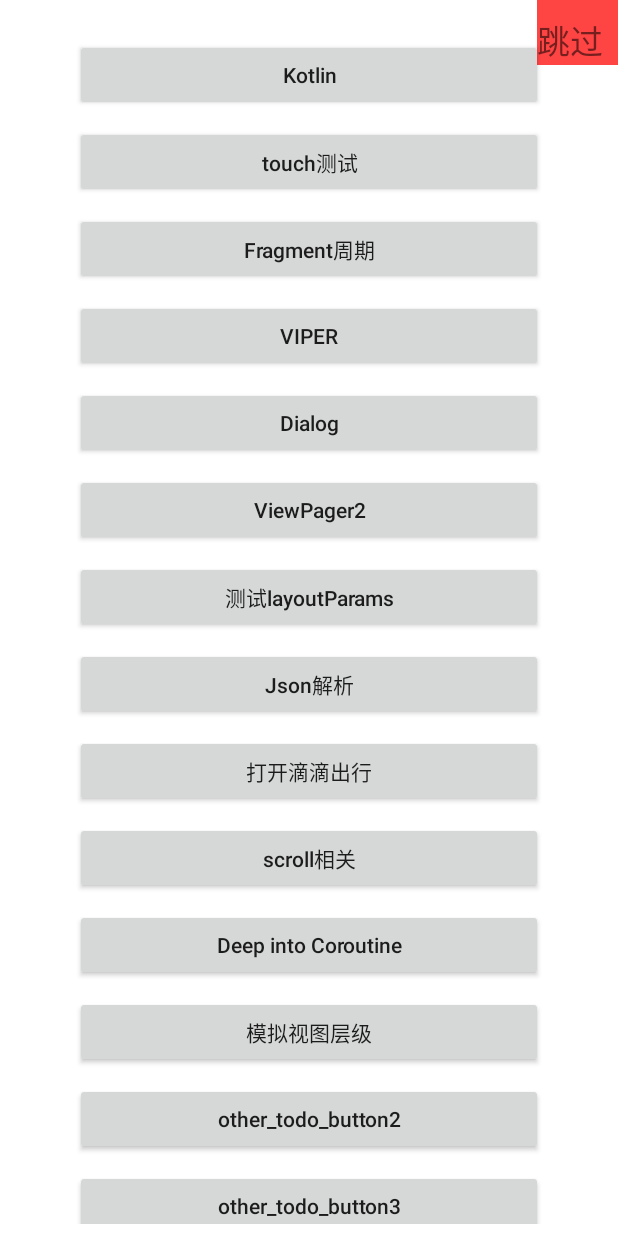
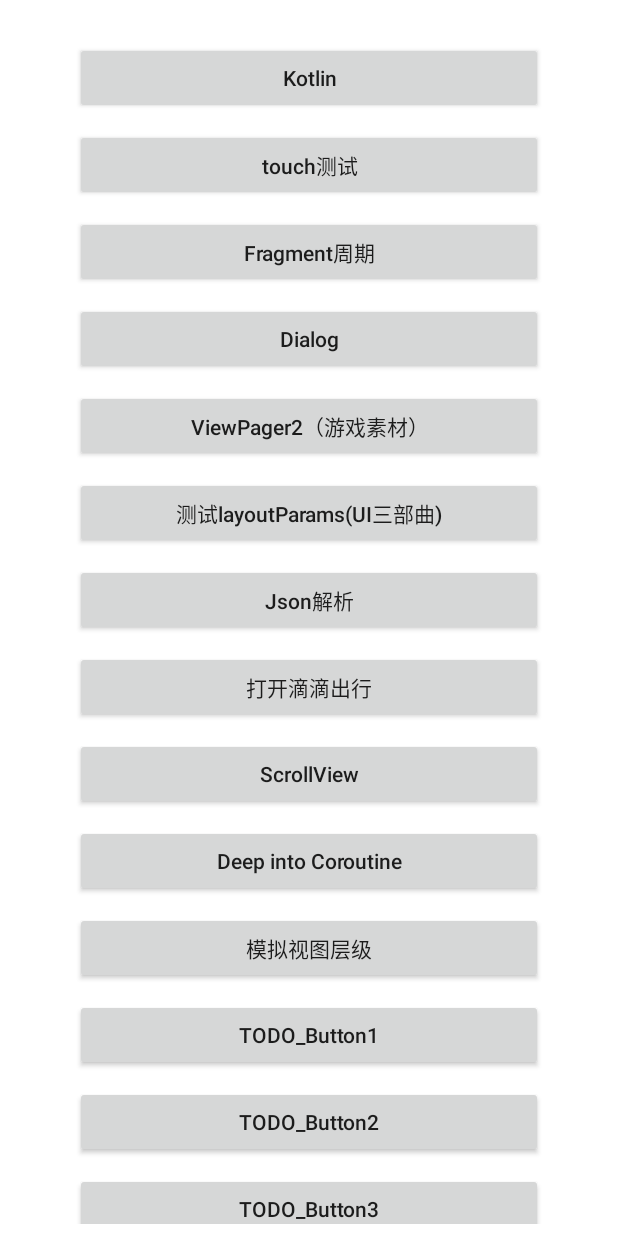
Before and after one commit to bearray123/EnjoyFrament, an Android app: the screen it shows after launch (MainActivity), on a phone screen of 412 x 824 dp. Run offline under Robolectric (Android 15) with nearby library versions, the phone set to English and light mode, and no system bars; our stand-ins replace Dagger/Hilt's generated code.

Commit message:
ScrollView

```diff
--- a/app/src/main/AndroidManifest.xml
+++ b/app/src/main/AndroidManifest.xml
@@ -52,7 +52,7 @@
         android:name=".jsonparser.TestJsonParserActivity"
         android:theme="@style/Theme.EnjoyFrament.NoActionBar" />
     <activity
-        android:name=".scroll.TestScrollActivity"
+        android:name=".scrollview.TestScrollActivity"
         android:theme="@style/Theme.EnjoyFrament.NoActionBar" />
     <activity
         android:name=".deeplink.DeepLinkActivity"
@@ -77,7 +77,6 @@
     <activity
         android:name=".didihierarchy.TestFragmentsHierarchyActivity"
         android:theme="@style/Theme.EnjoyFrament.NoActionBar" />
-
   </application>
 
 </manifest>
--- a/app/src/main/java/xyz/rh/enjoyfragment/MainActivity.java
+++ b/app/src/main/java/xyz/rh/enjoyfragment/MainActivity.java
@@ -17,9 +17,6 @@
 import androidx.lifecycle.LifecycleEventObserver;
 import androidx.lifecycle.LifecycleOwner;
 import javax.inject.Inject;
-import org.json.JSONArray;
-import org.json.JSONException;
-import org.json.JSONObject;
 import xyz.rh.common.KotlinExtensionKt;
 import xyz.rh.common.eventpublisher.BaseEventPublisher;
 import xyz.rh.enjoyfragment.coroutine.TestCoroutineActivity;
@@ -32,7 +29,7 @@
 import xyz.rh.enjoyfragment.jsonparser.TestJsonParserActivity;
 import xyz.rh.enjoyfragment.kotlin.KotlinMainActivity;
 import xyz.rh.enjoyfragment.layoutparams.TestLayoutParamsActivity;
-import xyz.rh.enjoyfragment.scroll.TestScrollActivity;
+import xyz.rh.enjoyfragment.scrollview.TestScrollActivity;
 import xyz.rh.enjoyfragment.touchevent.EnjoyTouchEventActivity;
 import xyz.rh.enjoyfragment.viewpager2.ViewPager2EntryActivity;
 
@@ -133,10 +130,7 @@
         _layoutBinding.testKotlin.setOnClickListener(this);
         _layoutBinding.testTouchEvent.setOnClickListener(this);
         _layoutBinding.testFragmentEntry.setOnClickListener(this);
-        _layoutBinding.mySkipBtn.setOnClickListener(this);
         //_layoutBinding.superAppShieldIcon.setOnClickListener(this);
-
-        _layoutBinding.testViper.setOnClickListener(this);
 
         _layoutBinding.testLayoutparams.setOnClickListener(this);
         _layoutBinding.testJsonParser.setOnClickListener(this);
@@ -174,11 +168,7 @@
             startActivity(new Intent(this, TestFragmentEntryActivity.class));
         } else if (v ==  _layoutBinding.testTouchEvent) {
             startActivity(new Intent(this, EnjoyTouchEventActivity.class));
-        } else if (v ==  _layoutBinding.testViper) {
         } else if (v ==  _layoutBinding.testLayoutparams) {
-            startActivity(new Intent(this, TestLayoutParamsActivity.class));
-        }
-        else if (v == _layoutBinding.mySkipBtn) {
             startActivity(new Intent(this, TestLayoutParamsActivity.class));
         }
         else if (v == _layoutBinding.testJsonParser) {
--- a/app/src/main/java/xyz/rh/enjoyfragment/layoutparams/TestLayoutParamsActivity.kt
+++ b/app/src/main/java/xyz/rh/enjoyfragment/layoutparams/TestLayoutParamsActivity.kt
@@ -336,7 +336,7 @@
     }
 
     // 测试viewTreeObserver
-    fun testViewTreeObserver() {
+    private fun testViewTreeObserver() {
         val tx =  findViewById<TextView>(R.id.test_tx)
 
         tx.viewTreeObserver.addOnGlobalLayoutListener {
--- a/app/src/main/java/xyz/rh/enjoyfragment/scroll/TestScrollActivity.kt
+++ b/app/src/main/java/xyz/rh/enjoyfragment/scrollview/TestScrollActivity.kt
@@ -1,4 +1,4 @@
-package xyz.rh.enjoyfragment.scroll
+package xyz.rh.enjoyfragment.scrollview
 
 import android.os.Build
 import android.os.Bundle
--- a/app/src/main/res/layout/main_activity_layout.xml
+++ b/app/src/main/res/layout/main_activity_layout.xml
@@ -5,35 +5,14 @@
     android:layout_width="match_parent"
     android:layout_height="match_parent"
     android:paddingBottom="8dp"
+    android:paddingTop="20dp"
     >
-  <!--轻启动：测试无障碍-->
-  <FrameLayout
-      android:id="@+id/left_top_container"
-      android:layout_width="wrap_content"
-      android:layout_height="wrap_content"
-      app:layout_constraintEnd_toEndOf="parent"
-      app:layout_constraintTop_toTopOf="parent"
-      android:background="@android:color/holo_red_light"
-    >
-    <TextView
-        android:id="@+id/my_skip_btn"
-        android:layout_width="wrap_content"
-        android:layout_height="wrap_content"
-        android:importantForAccessibility="no"
-        android:text="跳过"
-        android:textSize="22dp"
-        android:layout_marginLeft="5dp"
-        android:layout_marginRight="5dp"
-        android:layout_marginEnd="10dp"
-        android:layout_marginTop="10dp"
-        />
-  </FrameLayout>
 
   <ScrollView
       android:layout_width="match_parent"
-      android:layout_height="wrap_content"
+      android:layout_height="0dp"
       app:layout_constraintStart_toStartOf="parent"
-      app:layout_constraintTop_toBottomOf="@+id/left_top_container"
+      app:layout_constraintTop_toTopOf="parent"
       app:layout_constraintEnd_toEndOf="parent"
       app:layout_constraintBottom_toBottomOf="parent"
       android:layout_marginTop="8dp"
@@ -74,16 +53,6 @@
           android:text="Fragment周期"
           />
       <Button
-          android:id="@+id/test_viper"
-          android:textAllCaps="false"
-          android:layout_width="match_parent"
-          android:layout_height="wrap_content"
-          android:layout_marginLeft="50dp"
-          android:layout_marginRight="50dp"
-          android:layout_marginTop="10dp"
-          android:text="VIPER"
-          />
-      <Button
           android:id="@+id/test_dialog"
           android:textAllCaps="false"
           android:layout_width="match_parent"
@@ -104,7 +73,7 @@
           android:layout_marginRight="50dp"
           android:layout_marginTop="10dp"
           android:onClick="onViewPager2Clicked"
-          android:text="ViewPager2"
+          android:text="ViewPager2（游戏素材）"
           tools:ignore="UsingOnClickInXml"
           />
       <Button
@@ -115,7 +84,7 @@
           android:layout_marginLeft="50dp"
           android:layout_marginRight="50dp"
           android:layout_marginTop="10dp"
-          android:text="测试layoutParams"
+          android:text="测试layoutParams(UI三部曲)"
           />
       <Button
           android:id="@+id/test_json_parser"
@@ -145,7 +114,7 @@
           android:layout_marginLeft="50dp"
           android:layout_marginRight="50dp"
           android:layout_marginTop="10dp"
-          android:text="scroll相关"
+          android:text="ScrollView"
           />
       <Button
           android:id="@+id/open_coroutine_test_page"
@@ -175,7 +144,7 @@
           android:layout_marginLeft="50dp"
           android:layout_marginRight="50dp"
           android:layout_marginTop="10dp"
-          android:text="other_todo_button2"
+          android:text="TODO_Button1"
           />
       <Button
           android:id="@+id/todo2"
@@ -185,7 +154,47 @@
           android:layout_marginLeft="50dp"
           android:layout_marginRight="50dp"
           android:layout_marginTop="10dp"
-          android:text="other_todo_button3"
+          android:text="TODO_Button2"
+          />
+      <Button
+          android:id="@+id/todo3"
+          android:textAllCaps="false"
+          android:layout_width="match_parent"
+          android:layout_height="wrap_content"
+          android:layout_marginLeft="50dp"
+          android:layout_marginRight="50dp"
+          android:layout_marginTop="10dp"
+          android:text="TODO_Button3"
+          />
+      <Button
+          android:id="@+id/todo4"
+          android:textAllCaps="false"
+          android:layout_width="match_parent"
+          android:layout_height="wrap_content"
+          android:layout_marginLeft="50dp"
+          android:layout_marginRight="50dp"
+          android:layout_marginTop="10dp"
+          android:text="TODO_Button4"
+          />
+      <Button
+          android:id="@+id/todo5"
+          android:textAllCaps="false"
+          android:layout_width="match_parent"
+          android:layout_height="wrap_content"
+          android:layout_marginLeft="50dp"
+          android:layout_marginRight="50dp"
+          android:layout_marginTop="10dp"
+          android:text="TODO_Button5"
+          />
+      <Button
+          android:id="@+id/todo6"
+          android:textAllCaps="false"
+          android:layout_width="match_parent"
+          android:layout_height="wrap_content"
+          android:layout_marginLeft="50dp"
+          android:layout_marginRight="50dp"
+          android:layout_marginTop="10dp"
+          android:text="TODO_Button6"
           />
 
     </LinearLayout>
```
Also changed, not shown: app/src/main/java/xyz/rh/enjoyfragment/scrollview/ColorBlockView.kt (added, +40 -0 lines), app/src/main/res/layout/test_scroll_activity_layout.xml (+46 -8 lines).
